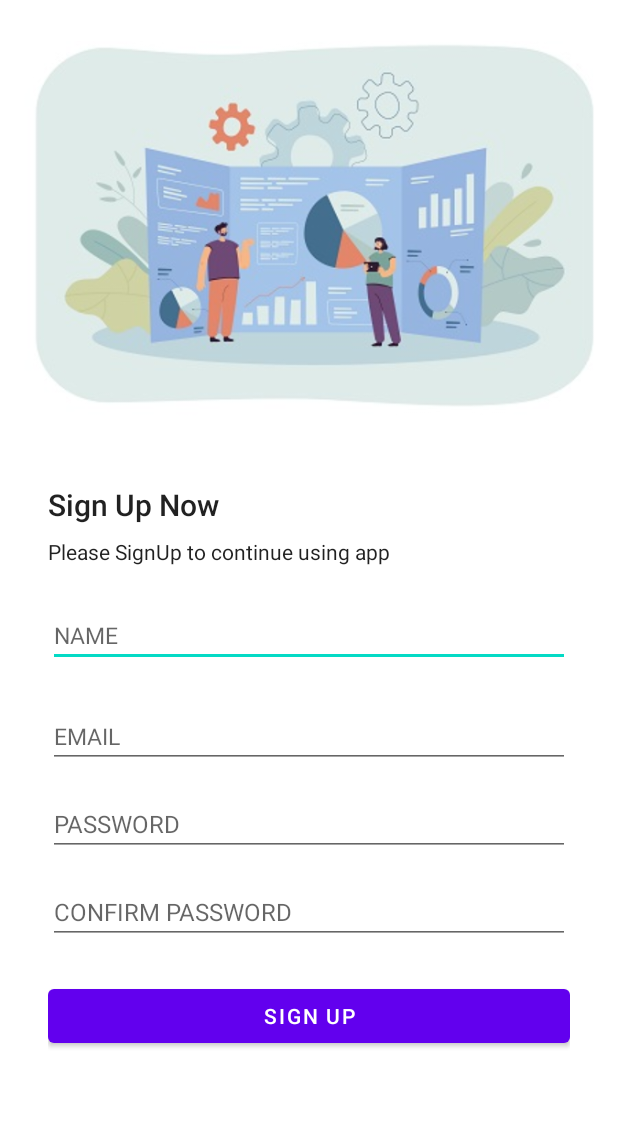
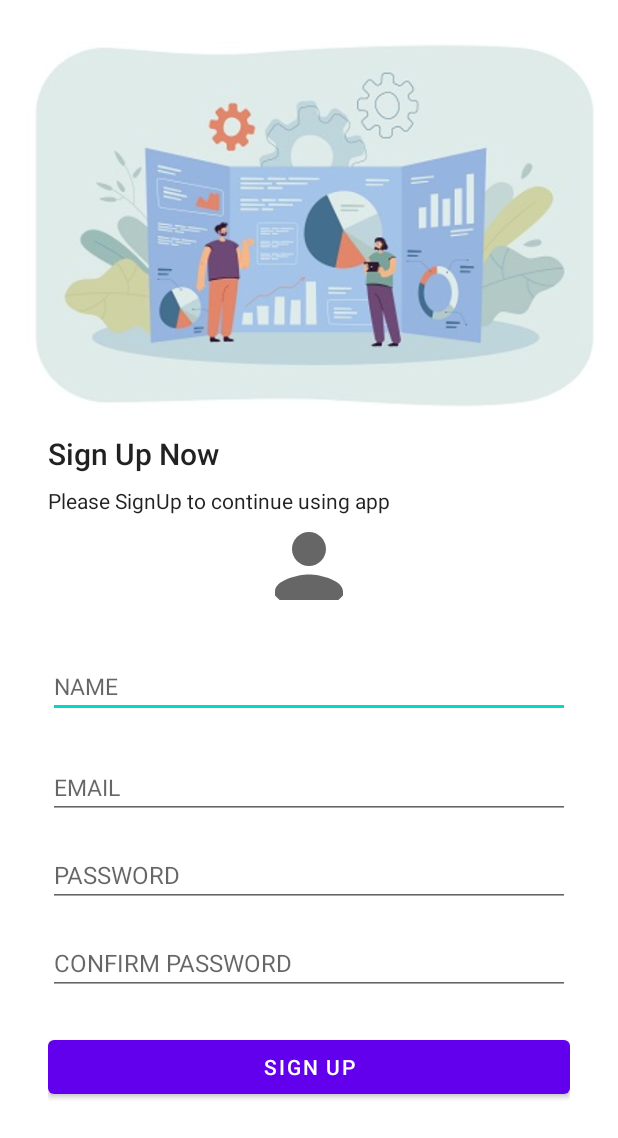
Before and after one commit to enlightrahulrm31/Teams-Clone-App, an Android app: the layout activity_sign_up.xml on its own in the app's theme, with its tools: preview values and no code run, on a phone screen of 412 x 824 dp. Shown: the top 1138 px of the screen. Run offline under Robolectric (Android 15) with nearby library versions, the phone set to English and light mode, and no system bars.

Commit message:
Added feature by which user can upload there profile Image

```diff
--- a/app/build.gradle
+++ b/app/build.gradle
@@ -53,6 +53,8 @@ dependencies {
     implementation ('org.jitsi.react:jitsi-meet-sdk:2.+') { transitive = true }
     // firebase messaging
     implementation 'com.google.firebase:firebase-messaging:22.0.0'
+    implementation 'com.google.firebase:firebase-storage:20.0.0'
+    implementation 'com.google.firebase:firebase-storage-ktx:20.0.0'// to store image
 
 // this is video call dependency if it dosent work remove it from this
     testImplementation 'junit:junit:4.+'
--- a/app/src/main/java/com/example/bcd/User.kt
+++ b/app/src/main/java/com/example/bcd/User.kt
@@ -4,5 +4,6 @@ class User {
     var NAME:String?=null
     var EMAIL:String?=null
     var TOKEN:String?=null
+    var USERURL:String?=null
 
 }
--- a/app/src/main/res/layout/activity_sign_up.xml
+++ b/app/src/main/res/layout/activity_sign_up.xml
@@ -30,6 +30,12 @@
             android:layout_height="wrap_content"
             android:layout_marginTop="8dp"
             android:text="Please SignUp to continue using app " />
+        <de.hdodenhof.circleimageview.CircleImageView
+            android:id="@+id/imagebutton"
+            android:layout_width="60dp"
+            android:layout_height="68dp"
+            android:src="@drawable/ic_baseline_person_24"
+            android:layout_gravity="center"/>
 
         <EditText
             android:id="@+id/singupname"
```
Also changed, not shown: app/src/main/java/com/example/bcd/SignUpActivity.kt (+63 -22 lines), app/src/main/java/com/example/bcd/SignInActivity.kt (indentation only).
